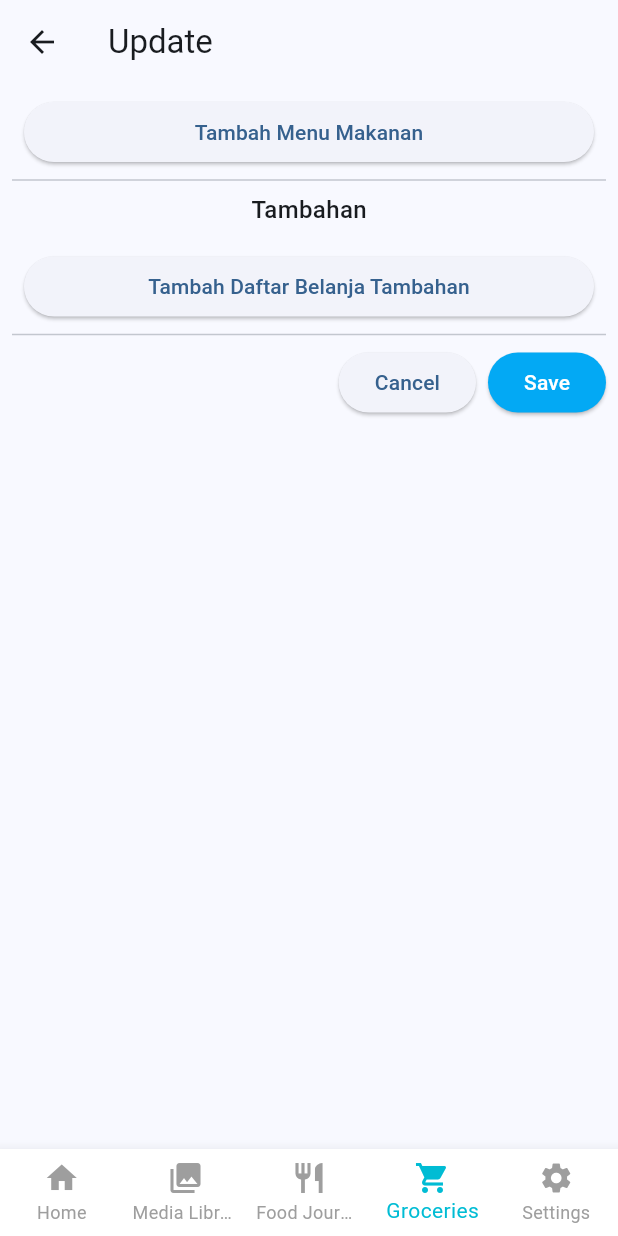
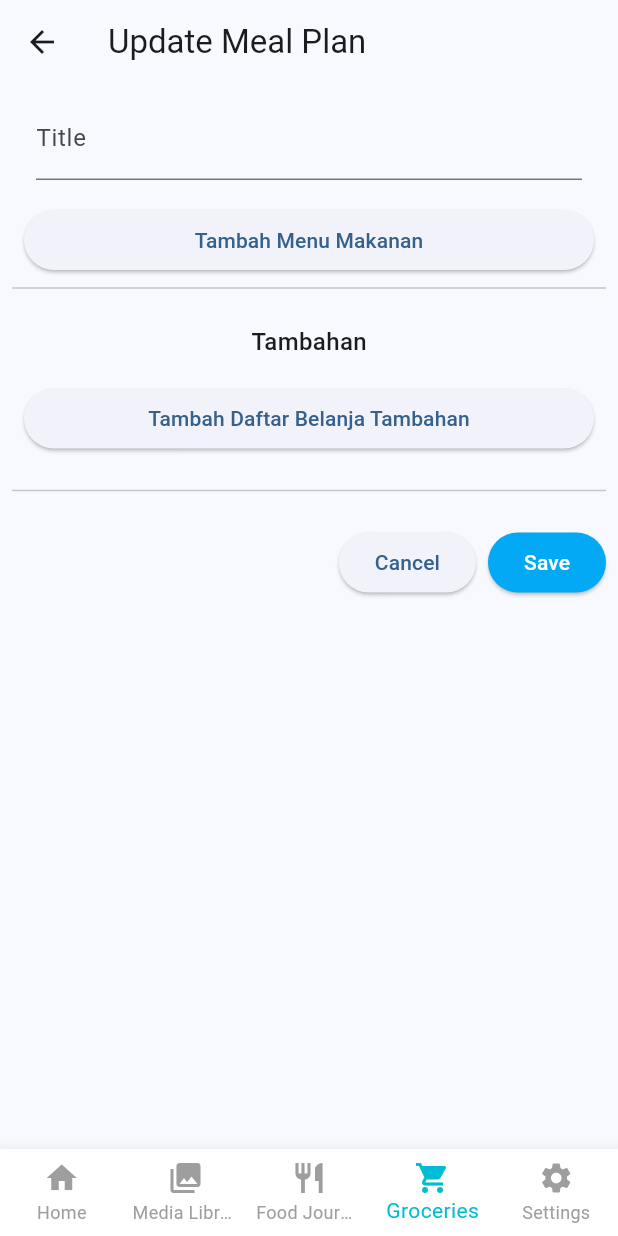
Before and after one commit to gumelartresnadwinanda/eleanor-flutter, a Flutter app: the MealPlanFormScreen screen opened directly with empty values, on a phone screen of 412 x 824 dp. Run offline on Flutter 3.47's test engine with Material 3 defaults, Android fonts, the phone set to English and light mode, and no system bars; our stand-ins replace cached_network_image, device_info_plus, flutter_dotenv, flutter_secure_storage, flutter_typeahead, go_router and 4 more; accounts and stored records are empty; network calls fail.

Commit message:
feat: Refactor meal plan management with new form screen and data handling

```diff
--- a/lib/features/groceries/models/ingredient.dart
+++ b/lib/features/groceries/models/ingredient.dart
@@ -80,3 +80,18 @@ class Ingredient {
     );
   }
 }
+
+class IngredientMealPlanFormData {
+  final int id;
+  final double quantity;
+
+  const IngredientMealPlanFormData({required this.id, required this.quantity});
+  @override
+  String toString() {
+    return 'IngredientMealPlanFormData(id: $id, quantity: $quantity)';
+  }
+
+  Map<String, dynamic> toJson() {
+    return {"ingredient_id": id, 'quantity': quantity};
+  }
+}
--- a/lib/features/groceries/models/meal_plan.dart
+++ b/lib/features/groceries/models/meal_plan.dart
@@ -1,3 +1,4 @@
+import 'package:eleanor/features/groceries/models/ingredient.dart';
 import 'package:flutter/foundation.dart';
 
 @immutable
@@ -226,3 +227,23 @@ class MealPlan {
     );
   }
 }
+
+class MealPlanFormData {
+  final String title;
+  final List<int> meals;
+  final List<IngredientMealPlanFormData> extraItems;
+
+  const MealPlanFormData({
+    required this.title,
+    required this.meals,
+    required this.extraItems,
+  });
+
+  Map<String, dynamic> toJson() {
+    return {
+      'title': title,
+      'meals': meals.map((e) => e).toList(),
+      'extra_items': extraItems.map((e) => e.toJson()).toList(),
+    };
+  }
+}
--- a/lib/features/groceries/screens/meal_plan_form.dart
+++ b/lib/features/groceries/screens/meal_plan_form_screen.dart
@@ -1,3 +1,4 @@
+import 'package:eleanor/core/providers/form_controller_provider.dart';
 import 'package:eleanor/core/widgets/custom_bottom_nav_bar.dart';
 import 'package:eleanor/core/widgets/image_preview.dart';
 import 'package:eleanor/features/groceries/models/ingredient.dart';
@@ -19,15 +20,27 @@ class MealPlanFormScreen extends StatefulWidget {
 
 class _MealPlanFormScreenState extends State<MealPlanFormScreen> {
   final ScrollController _scrollController = ScrollController();
+  final _formKey = GlobalKey<FormState>();
 
   @override
   void initState() {
     super.initState();
-    Future.microtask(() {
+    Future.microtask(() async {
       if (!mounted) return;
       context.read<RecipesProvider>().fetchRecipes();
       context.read<IngredientsProvider>().fetchIngredients();
-      context.read<MealPlanProvider>().initMealPlanForm(widget.id);
+      final mealPlanProvider = context.read<MealPlanProvider>();
+      await mealPlanProvider.initMealPlanForm(widget.id);
+      if (!mounted) return;
+      final formProvider = context.read<FormControllerProvider>();
+      formProvider.disposeControllers();
+      formProvider.setInitialValue('title', mealPlanProvider.title);
+      for (final extra in mealPlanProvider.mealPlanExtras) {
+        formProvider.setInitialValue(
+          "quantity-${extra.id}",
+          '${extra.quantity}',
+        );
+      }
     });
   }
 
@@ -139,6 +152,11 @@ class _MealPlanFormScreenState extends State<MealPlanFormScreen> {
     );
     if (result != null) {
       mealPlanProvider.addMealPlanExtra(result);
+      if (!mounted) return;
+      context.read<FormControllerProvider>().setInitialValue(
+        'quantity-${result.id}',
+        '1',
+      );
     }
   }
 
@@ -250,15 +268,38 @@ class _MealPlanFormScreenState extends State<MealPlanFormScreen> {
   @override
   build(BuildContext context) {
     final provider = Provider.of<MealPlanProvider>(context);
-    final titleText = widget.id != -1 ? "Update" : "Create New Meal Plan";
-    final subtitleText = provider.selectedMealPlan?.title ?? '';
-    return (Scaffold(
-      appBar: AppBar(title: Text("$titleText $subtitleText")),
-      body: Padding(
+    final formControllerProvider = Provider.of<FormControllerProvider>(
+      context,
+      listen: false,
+    );
+    final titleText =
+        widget.id != -1 ? "Update Meal Plan" : "Create New Meal Plan";
+    return Scaffold(
+      appBar: AppBar(title: Text(titleText)),
+      body: Form(
+        key: _formKey,
+        child: Padding(
           padding: const EdgeInsets.all(8.0),
           child: CustomScrollView(
             controller: _scrollController,
             slivers: [
+              SliverToBoxAdapter(
+                child: Padding(
+                  padding: const EdgeInsets.symmetric(horizontal: 16),
+                  child: TextFormField(
+                    controller: formControllerProvider.getController('title'),
+                    decoration: InputDecoration(labelText: 'Title'),
+                    validator: (value) {
+                      print('value, $value');
+                      if (value == null || value.isEmpty) {
+                        return 'This field is required';
+                      }
+                      return null;
+                    },
+                  ),
+                ),
+              ),
+              SliverToBoxAdapter(child: SizedBox(height: 16)),
               SliverList.builder(
                 itemCount: provider.mealPlanMeals.length,
                 itemBuilder: (context, index) {
@@ -315,9 +356,13 @@ class _MealPlanFormScreenState extends State<MealPlanFormScreen> {
               SliverToBoxAdapter(
                 child: Column(
                   children: [
+                    SizedBox(height: 16),
                     Text(
                       "Tambahan",
-                    style: TextStyle(fontSize: 16, fontWeight: FontWeight.w500),
+                      style: TextStyle(
+                        fontSize: 16,
+                        fontWeight: FontWeight.w500,
+                      ),
                     ),
                     SizedBox(height: 16),
                   ],
@@ -345,7 +390,32 @@ class _MealPlanFormScreenState extends State<MealPlanFormScreen> {
                               ),
                             ),
                     title: Text(extra.name),
-                  subtitle: Text("${extra.quantity.toInt()} ${extra.unit}"),
+
+                    subtitle: Row(
+                      children: [
+                        SizedBox(
+                          width: 80,
+                          child: TextField(
+                            controller: formControllerProvider.getController(
+                              'quantity-${extra.id}',
+                            ),
+                            keyboardType: TextInputType.numberWithOptions(
+                              decimal: true,
+                            ),
+                            decoration: InputDecoration(
+                              border: OutlineInputBorder(
+                                borderRadius: BorderRadius.circular(16),
+                                borderSide: BorderSide.none,
+                              ),
+                              filled: true,
+                              fillColor: Colors.grey[100],
+                            ),
+                          ),
+                        ),
+                        SizedBox(width: 12),
+                        Text(extra.unit),
+                      ],
+                    ),
                     trailing: Row(
                       mainAxisSize: MainAxisSize.min,
                       children: [
@@ -372,7 +442,9 @@ class _MealPlanFormScreenState extends State<MealPlanFormScreen> {
                         child: const Text("Tambah Daftar Belanja Tambahan"),
                       ),
                     ),
+                    SizedBox(height: 16),
                     Divider(),
+                    SizedBox(height: 16),
                     Row(
                       children: [
                         Expanded(child: const SizedBox()),
@@ -385,9 +457,14 @@ class _MealPlanFormScreenState extends State<MealPlanFormScreen> {
                         SizedBox(width: 8),
                         ElevatedButton(
                           onPressed: () async {
+                            if (_formKey.currentState!.validate()) {
                               final nav = Navigator.of(context);
-                          await provider.confirmMealPlan();
+                              await provider.confirmMealPlan(
+                                formControllerProvider.currentValues,
+                                widget.id,
+                              );
                               nav.pop();
+                            }
                           },
                           style: ElevatedButton.styleFrom(
                             backgroundColor: Colors.lightBlue,
@@ -403,7 +480,8 @@ class _MealPlanFormScreenState extends State<MealPlanFormScreen> {
             ],
           ),
         ),
+      ),
       bottomNavigationBar: CustomBottomNavigationBar(currentIndex: 3),
-    ));
+    );
   }
 }
--- a/lib/main.dart
+++ b/lib/main.dart
@@ -1,3 +1,4 @@
+import 'package:eleanor/core/providers/form_controller_provider.dart';
 import 'package:eleanor/features/groceries/providers/grocery_list_provider.dart';
 import 'package:eleanor/features/groceries/providers/ingredients_provider.dart';
 import 'package:eleanor/features/groceries/providers/meal_plan_provider.dart';
@@ -5,7 +6,7 @@ import 'package:eleanor/features/groceries/providers/recipes_provider.dart';
 import 'package:eleanor/features/groceries/screens/groceries_screen.dart';
 import 'package:eleanor/features/groceries/screens/ingredients_screen.dart';
 import 'package:eleanor/features/groceries/screens/meal_plan_detail_screen.dart';
-import 'package:eleanor/features/groceries/screens/meal_plan_form.dart';
+import 'package:eleanor/features/groceries/screens/meal_plan_form_screen.dart';
 import 'package:eleanor/features/groceries/screens/meal_plans_screen.dart';
 import 'package:eleanor/features/groceries/screens/recipes_screen.dart';
 import 'package:flutter/material.dart';
@@ -39,6 +40,7 @@ Future<void> main() async {
         ChangeNotifierProvider(create: (context) => IngredientsProvider()),
         ChangeNotifierProvider(create: (context) => RecipesProvider()),
         ChangeNotifierProvider(create: (context) => GroceryListProvider()),
+        ChangeNotifierProvider(create: (context) => FormControllerProvider()),
       ],
       child: const MyApp(),
     ),
```
Also changed, not shown: lib/core/providers/form_controller_provider.dart (renamed from lib/features/groceries/providers/form_controller_provider.dart, +10 -1 lines), lib/features/groceries/providers/meal_plan_provider.dart (+66 -44 lines), lib/features/groceries/screens/meal_plan_detail_screen.dart (+32 -0 lines), lib/features/groceries/screens/meal_plans_screen.dart (+15 -1 lines). Lines whose indentation alone changed are shown as unchanged.
